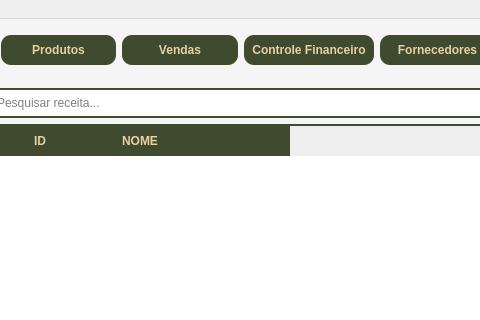
The window that telas/tela_menu.ui (Faeldh/sistema_confeitaria) describes before a commit, drawn with Qt 5; both pictures show x 657 to 1137 and y 0 to 320 of the 1283 by 697 pixel window.
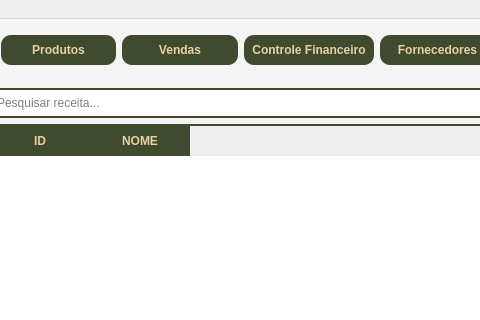
The same window after the commit.

What changed in the file:
```diff
--- a/telas/tela_menu.ui
+++ b/telas/tela_menu.ui
@@ -971,7 +971,7 @@
 }</string>
             </property>
             <property name="columnCount">
-             <number>3</number>
+             <number>2</number>
             </property>
             <column>
              <property name="text">
@@ -983,11 +983,6 @@
               <string>NOME</string>
              </property>
             </column>
-            <column>
-             <property name="text">
-              <string/>
-             </property>
-            </column>
            </widget>
           </item>
          </layout>
```
